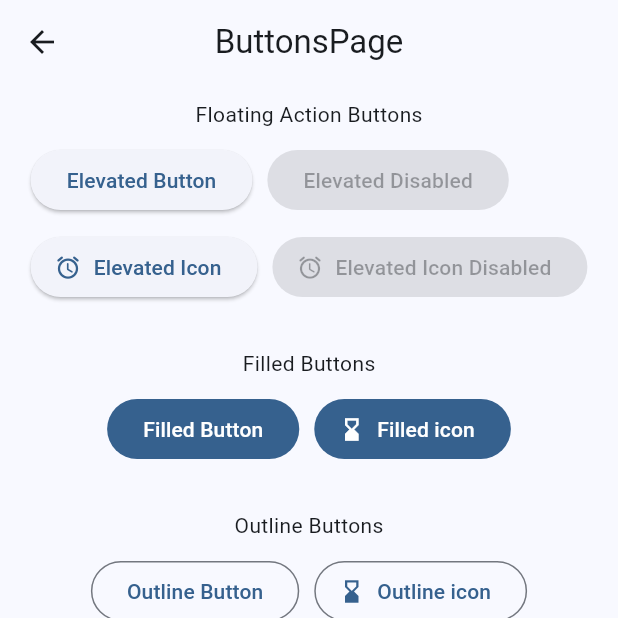
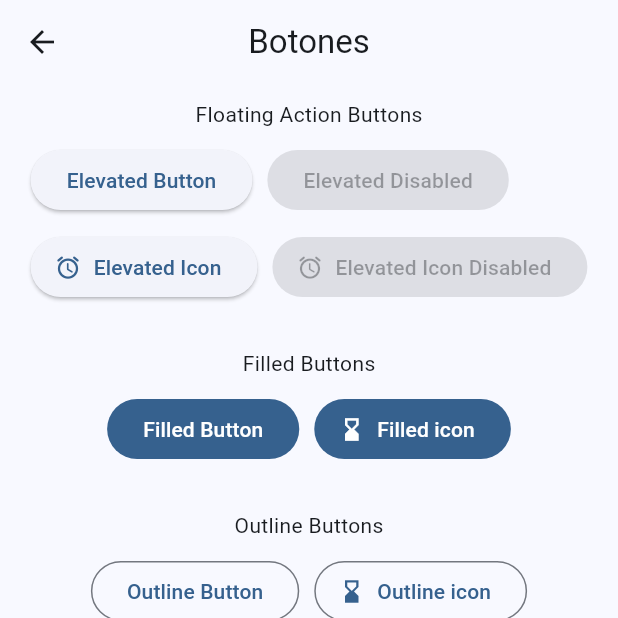
Before and after one commit to AlDaniel1337/fl_widgets_app, a Flutter app: the ButtonsPage screen opened by its route, on a phone screen of 412 x 824 dp, the top half of it. Run offline on Flutter 3.47's test engine with Material 3 defaults, Android fonts, the phone set to English and light mode, and no system bars; our stand-ins replace get.

Commit message:
Modificado el titulo de algunas paginas

```diff
--- a/lib/presentation/pages/buttons/buttons_page.dart
+++ b/lib/presentation/pages/buttons/buttons_page.dart
@@ -16,7 +16,7 @@ class ButtonsPage extends StatelessWidget {
   Widget build(BuildContext context) {
     return Scaffold(
       appBar: AppBar(
-        title: const Text('ButtonsPage'),
+        title: const Text('Botones'),
         centerTitle: true,
       ),
 
--- a/lib/presentation/pages/cards/cards_page.dart
+++ b/lib/presentation/pages/cards/cards_page.dart
@@ -13,7 +13,7 @@ class CardsPage extends StatelessWidget {
     return Scaffold(
 
       appBar: AppBar(
-         title: const Text('CardsPage'),
+         title: const Text('Tarjetas'),
          centerTitle: true,
       ),
 
--- a/lib/presentation/pages/progress/progress_page.dart
+++ b/lib/presentation/pages/progress/progress_page.dart
@@ -12,7 +12,7 @@ class ProgressPage extends StatelessWidget {
     return Scaffold(
 
       appBar: AppBar(
-         title: const Text('ProgressPage'),
+         title: const Text('Progreso'),
          centerTitle: true,
       ),
 
```
